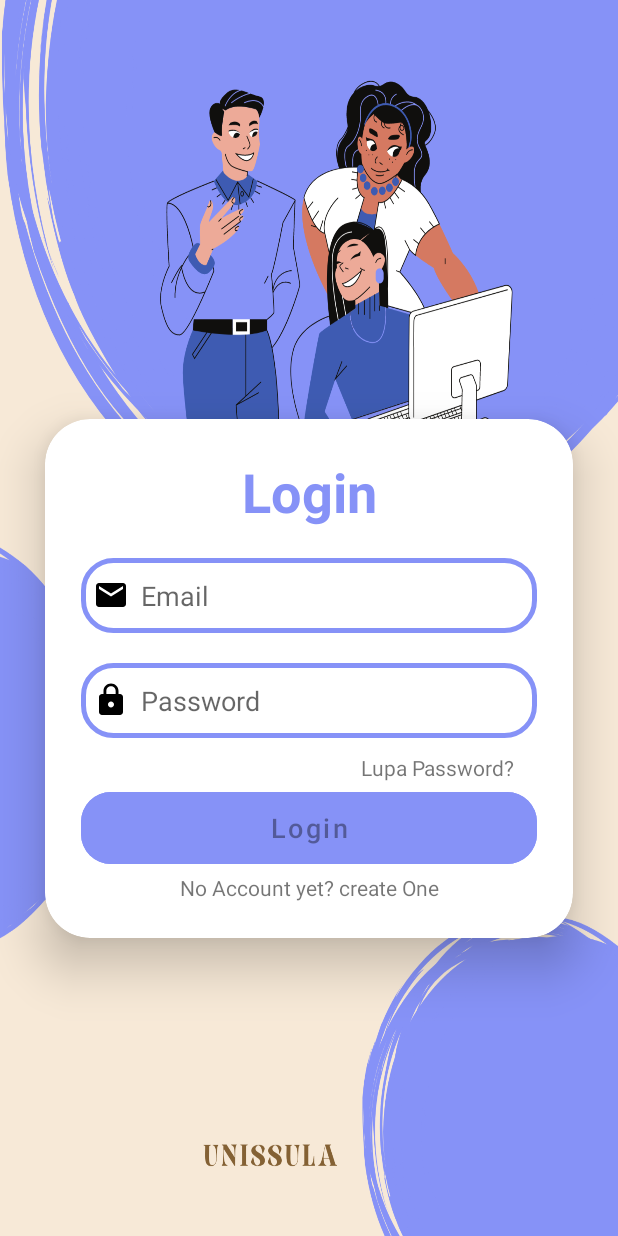
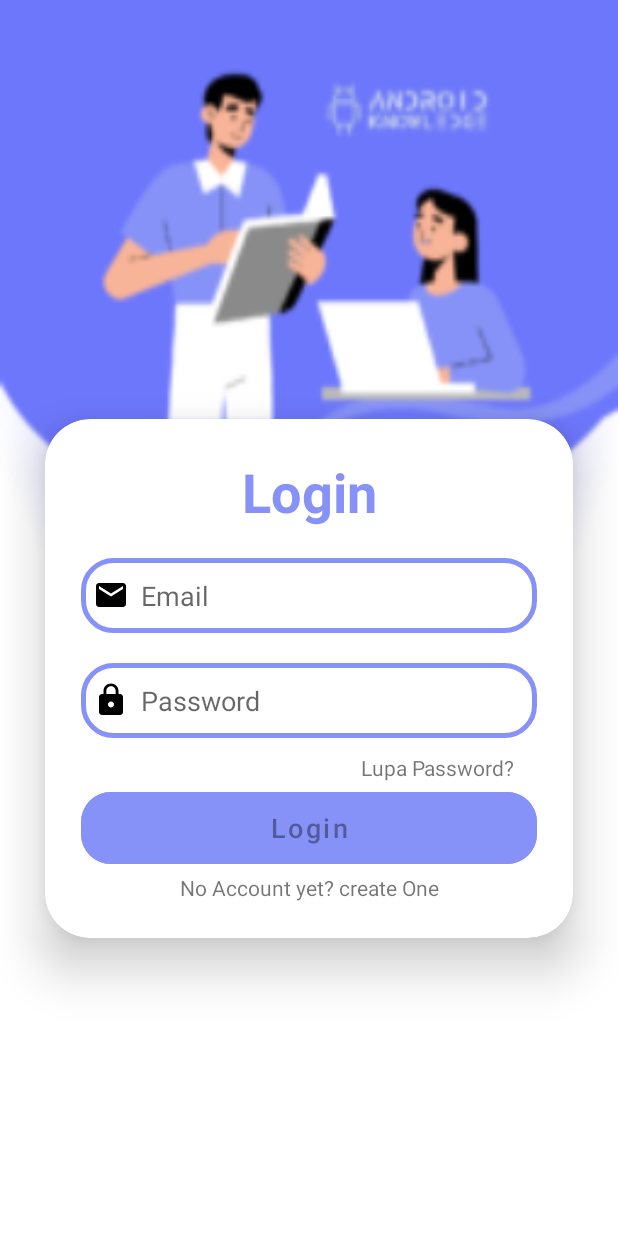
Before and after one commit to SalfaBella/UTS_Mobile_Programming, an Android app: the layout activity_main.xml on its own in the app's theme, with its tools: preview values and no code run, on a phone screen of 412 x 824 dp. Run offline under Robolectric (Android 15) with nearby library versions, the phone set to English and light mode, and no system bars.

Commit message:
update home activity

```diff
--- a/app/src/main/res/layout/activity_home.xml
+++ b/app/src/main/res/layout/activity_home.xml
@@ -15,7 +15,7 @@
         android:text="32602000057"
         android:fontFamily="@font/boorsok"
         android:textAlignment="center"
-        android:textColor="@color/orange"
+        android:textColor="@color/black"
         android:textSize="32sp"
         android:textStyle="bold"
         app:layout_constraintEnd_toEndOf="parent"
--- a/app/src/main/res/layout/activity_main.xml
+++ b/app/src/main/res/layout/activity_main.xml
@@ -6,7 +6,7 @@
     android:layout_height="match_parent"
     android:orientation="vertical"
     android:gravity="center"
-    android:background="@drawable/bg1"
+    android:background="@drawable/bg"
     tools:context=".MainActivity">
 
     <androidx.cardview.widget.CardView
```
